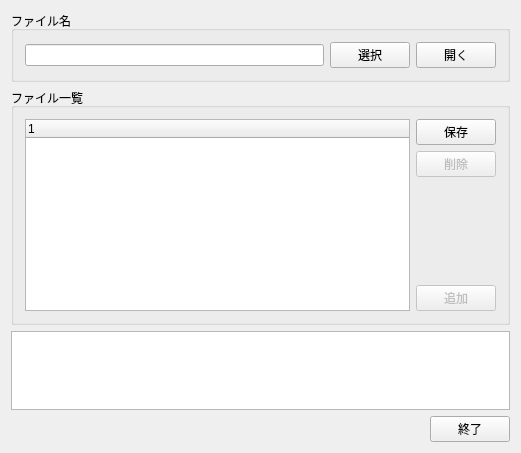
Above: widget.ui from futr/MicomFSReader before the change. Below: the same form after it.
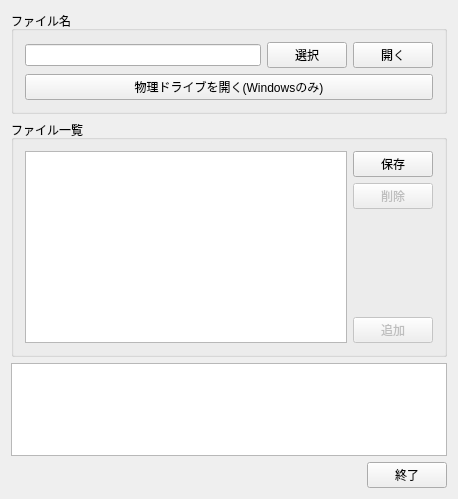
That is the form after the change.

What changed in the file:
```diff
--- a/widget.ui
+++ b/widget.ui
@@ -6,8 +6,8 @@
    <rect>
     <x>0</x>
     <y>0</y>
-    <width>521</width>
-    <height>453</height>
+    <width>458</width>
+    <height>499</height>
    </rect>
   </property>
   <property name="windowTitle">
@@ -19,6 +19,8 @@
      <property name="title">
       <string>ファイル名</string>
      </property>
+     <layout class="QVBoxLayout" name="verticalLayout_3">
+      <item>
      <layout class="QHBoxLayout" name="horizontalLayout_2">
       <item>
        <widget class="QLineEdit" name="fileNameEdit"/>
@@ -38,6 +40,15 @@
        </widget>
       </item>
      </layout>
+      </item>
+      <item>
+       <widget class="QPushButton" name="openDriveButton">
+        <property name="text">
+         <string>物理ドライブを開く(Windowsのみ)</string>
+        </property>
+       </widget>
+      </item>
+     </layout>
     </widget>
    </item>
    <item>
@@ -55,11 +66,11 @@
       <item>
        <widget class="QTreeWidget" name="fileListWidget">
         <attribute name="headerVisible">
-         <bool>true</bool>
+         <bool>false</bool>
         </attribute>
         <column>
          <property name="text">
-          <string notr="true">1</string>
+          <string notr="true"/>
          </property>
         </column>
        </widget>
```
Lines whose indentation alone changed are shown as unchanged.
